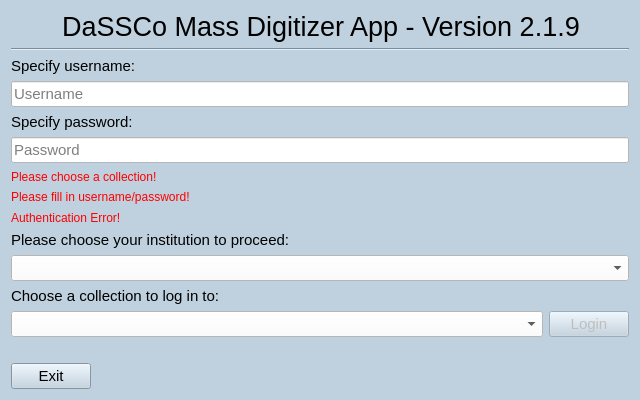
Before: the Qt Designer form MassDigitizer/ui/homescreen.ui in NHMDenmark/Mass-Digitizer, drawn with Qt 5.
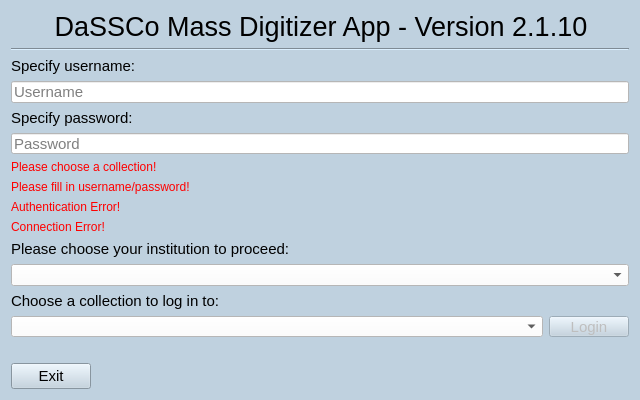
After: the same form once the commit is applied.

The edit to the form file:
```diff
--- a/MassDigitizer/ui/homescreen.ui
+++ b/MassDigitizer/ui/homescreen.ui
@@ -61,7 +61,7 @@
       </font>
      </property>
      <property name="text">
-      <string>DaSSCo Mass Digitizer App - Version 2.1.9</string>
+      <string>DaSSCo Mass Digitizer App - Version 2.1.10</string>
      </property>
      <property name="alignment">
       <set>Qt::AlignmentFlag::AlignCenter</set>
@@ -186,6 +186,19 @@
      </property>
     </widget>
    </item>
+   <item>
+    <widget class="QLabel" name="lblConnectionError">
+     <property name="visible">
+      <bool>false</bool>
+     </property>
+     <property name="styleSheet">
+      <string>color: red;</string>
+     </property>
+     <property name="text">
+      <string>Connection Error!</string>
+     </property>
+    </widget>
+   </item>
    <item>
     <layout class="QVBoxLayout" name="verticalLayout_2">
      <item>
```
